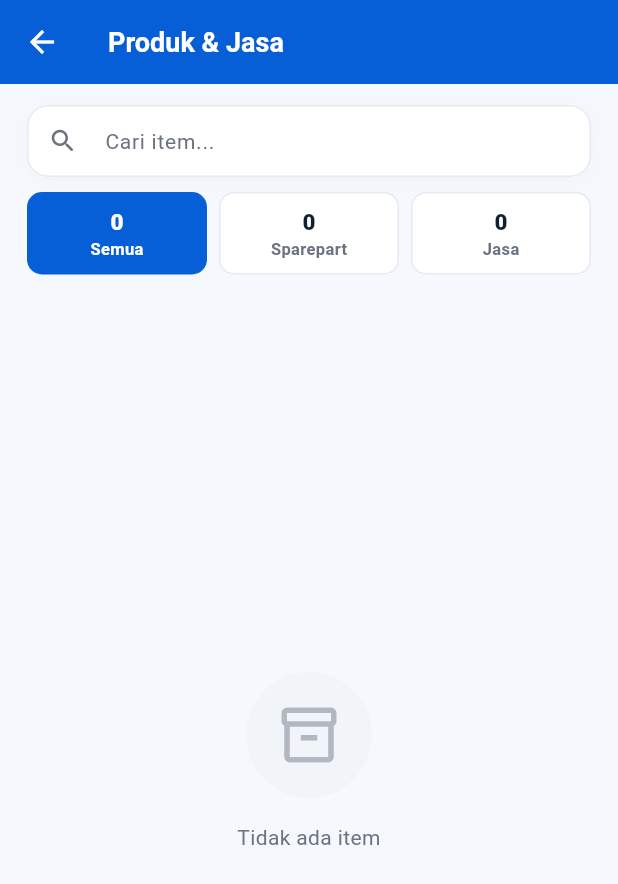
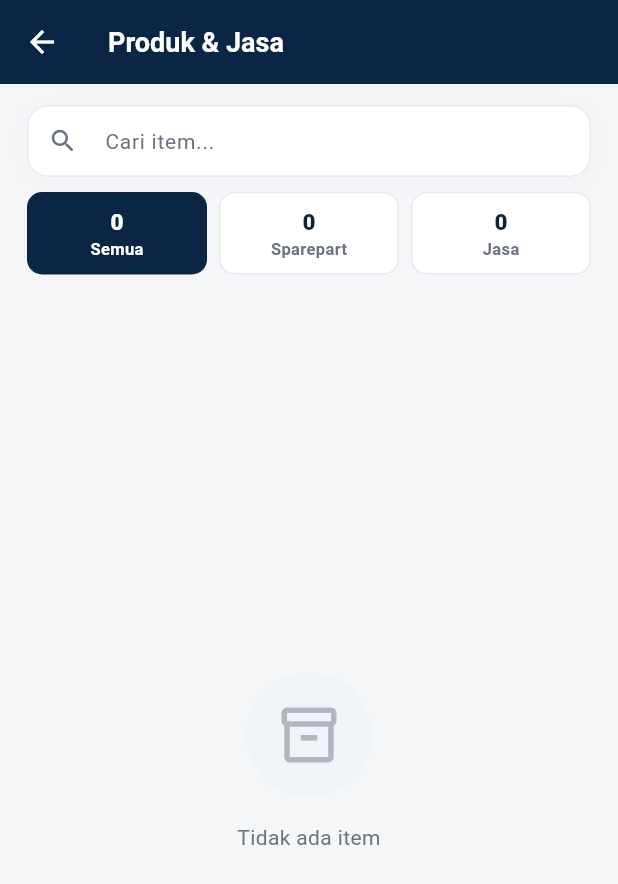
Before and after one commit to leovern123/bengkelku_app, a Flutter app: the ItemListScreen screen opened by its route, on a phone screen of 412 x 824 dp. Shown: the top 884 px of the screen. Run offline on Flutter 3.47's test engine with Material 3 defaults, Android fonts, the phone set to English and light mode, and no system bars; our stand-ins replace dio, fl_chart, flutter_local_notifications, pdf, printing, shared_preferences; accounts and stored records are empty; network calls fail.

Commit message:
feat(item): update item type selection logic based on service status feat(order): enhance item tap handling for out-of-stock scenarios feat(colors): update primary and accent colors for consistency feat(pdf): align PDF color palette with updated AppColors

```diff
--- a/lib/screens/item/item_form_screen.dart
+++ b/lib/screens/item/item_form_screen.dart
@@ -61,7 +61,7 @@ class _ItemFormScreenState extends State<ItemFormScreen> {
       _purchasePriceCtrl.text = item.purchasePrice.toInt().toString();
       _sellingPriceCtrl.text = item.sellingPrice.toInt().toString();
       _stockCtrl.text = item.stock?.toString() ?? '';
-      _selectedTypeId = item.itemTypeId ?? widget.defaultTypeId;
+      _selectedTypeId = item.itemTypeId ?? (item.isService ? 2 : 1);
       _selectedCategoryId = item.itemCategoryId;
       _selectedSupplierId = item.supplierId;
     } else {
--- a/lib/screens/item/item_list_screen.dart
+++ b/lib/screens/item/item_list_screen.dart
@@ -242,7 +242,7 @@ class _ItemListScreenState extends State<ItemListScreen> {
                                       PopupMenuButton<String>(
                                         onSelected: (val) async {
                                           if (val == 'edit') {
-                                            final res = await Navigator.push(context, MaterialPageRoute(builder: (_) => ItemFormScreen(item: item)));
+                                            final res = await Navigator.push(context, MaterialPageRoute(builder: (_) => ItemFormScreen(item: item, defaultTypeId: item.isService ? 2 : 1)));
                                             if (res == true) _load();
                                           } else if (val == 'delete') {
                                             final confirm = await showDialog<bool>(
--- a/lib/utils/app_colors.dart
+++ b/lib/utils/app_colors.dart
@@ -1,13 +1,18 @@
 import 'package:flutter/material.dart';
 
 class AppColors {
-  static const Color primary = Color(0xFF075FD8);
-  static const Color primaryDark = Color(0xFF06469D);
-  static const Color orange = Color(0xFFFF8A00);
+  // Navy tua sebagai identitas utama — kesan kuat, profesional, otomotif
+  static const Color primary = Color(0xFF0B2545);
+  static const Color primaryDark = Color(0xFF071A33);
+
+  // Amber/oranye sebagai warna aksen (oli, peringatan, CTA sekunder)
+  static const Color accent = Color(0xFFFF8A00);
+  static const Color orange = accent; // alias — dipakai luas di kode lama
+
   static const Color green = Color(0xFF16A34A);
   static const Color red = Color(0xFFDC2626);
 
-  static const Color background = Color(0xFFF5F8FC);
+  static const Color background = Color(0xFFF4F6F8);
   static const Color card = Color(0xFFFFFFFF);
   static const Color textPrimary = Color(0xFF102033);
   static const Color textMuted = Color(0xFF6B7280);
--- a/lib/utils/pdf_export.dart
+++ b/lib/utils/pdf_export.dart
@@ -6,8 +6,8 @@ import '../models/order_model.dart';
 import '../models/payment_model.dart';
 
 // ── Color palette (matches AppColors) ─────────────────────────────────────
-const _primary = PdfColor.fromInt(0xFF075FD8);
-const _primaryDark = PdfColor.fromInt(0xFF06469D);
+const _primary = PdfColor.fromInt(0xFF0B2545);
+const _primaryDark = PdfColor.fromInt(0xFF071A33);
 const _orange = PdfColor.fromInt(0xFFFF8A00);
 const _green = PdfColor.fromInt(0xFF16A34A);
 const _red = PdfColor.fromInt(0xFFDC2626);
```
Also changed, not shown: lib/screens/order/order_detail_screen.dart (+36 -11 lines).
